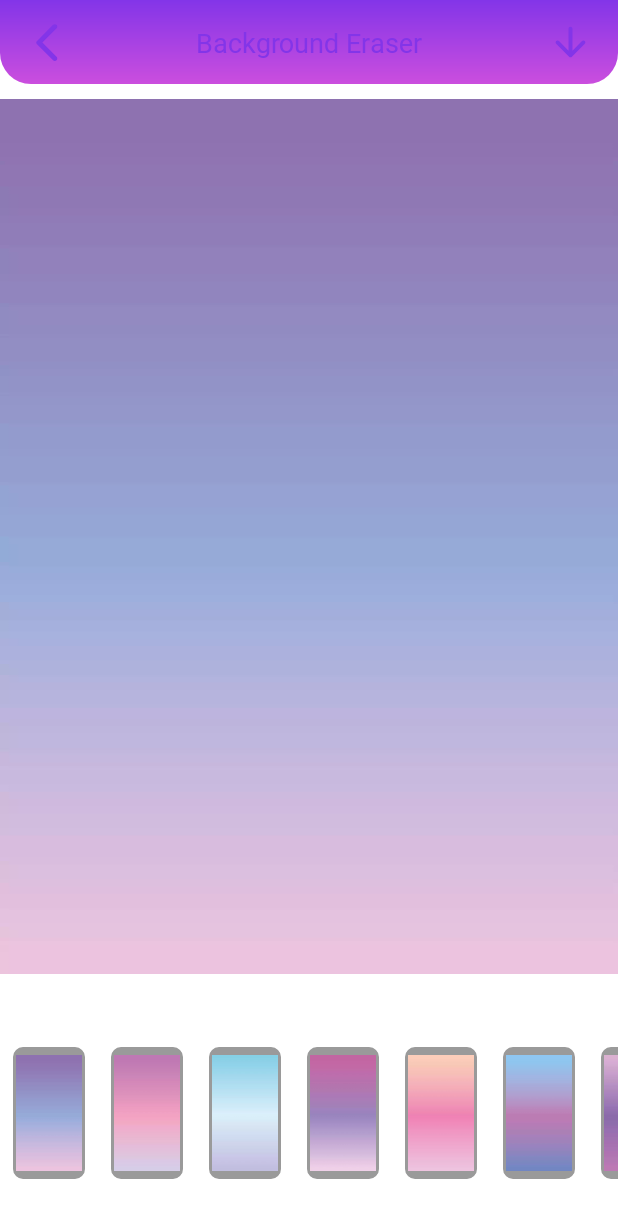
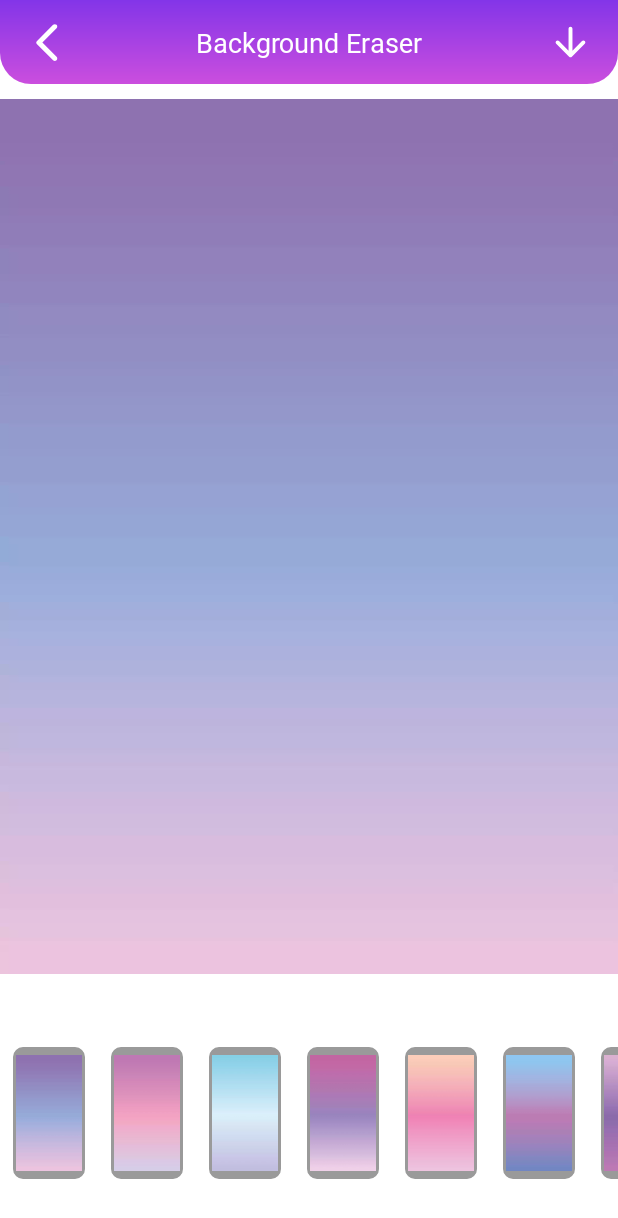
Before and after one commit to kiranmkr/BackgroundEraser, an Android app: the SecondScreen screen opened directly, with no data from a screen before it, on a phone screen of 412 x 824 dp. Shown: the top 1218 px of the screen. Run offline under Robolectric (Android 15) with nearby library versions, the phone set to English and light mode, and no system bars; our stand-ins replace sdp/ssp sizes; libraries missing offline, so code that uses them is left out: androidx.palette.graphics; pictures from the network do not load.

Commit message:
color_change

```diff
--- a/app/src/main/java/com/background/eraserphotoeditor/ui/MainActivity.kt
+++ b/app/src/main/java/com/background/eraserphotoeditor/ui/MainActivity.kt
@@ -1,5 +1,4 @@
 package com.background.eraserphotoeditor.ui
-
 
 import android.app.Activity
 import android.content.Intent
@@ -23,9 +22,7 @@ import pub.devrel.easypermissions.AppSettingsDialog
 import pub.devrel.easypermissions.EasyPermissions
 import java.io.File
 
-
 class MainActivity : AppCompatActivity(), EasyPermissions.PermissionCallbacks {
-
 
     private lateinit var mainBinding: ActivityMainBinding
 
--- a/app/src/main/res/drawable/arrow_back.xml
+++ b/app/src/main/res/drawable/arrow_back.xml
@@ -5,6 +5,6 @@
     android:viewportWidth="24"
     android:viewportHeight="24">
     <path
-        android:fillColor="@color/colorPrimary"
+        android:fillColor="@color/colorAccent"
         android:pathData="M16.62,2.99c-0.49,-0.49 -1.28,-0.49 -1.77,0L6.54,11.3c-0.39,0.39 -0.39,1.02 0,1.41l8.31,8.31c0.49,0.49 1.28,0.49 1.77,0s0.49,-1.28 0,-1.77L9.38,12l7.25,-7.25c0.48,-0.48 0.48,-1.28 -0.01,-1.76z" />
 </vector>
--- a/app/src/main/res/drawable/round_save.xml
+++ b/app/src/main/res/drawable/round_save.xml
@@ -4,6 +4,6 @@
     android:viewportWidth="24"
     android:viewportHeight="24">
     <path
-        android:fillColor="@color/colorPrimary"
+        android:fillColor="@color/colorAccent"
         android:pathData="M11,5v11.17l-4.88,-4.88c-0.39,-0.39 -1.03,-0.39 -1.42,0 -0.39,0.39 -0.39,1.02 0,1.41l6.59,6.59c0.39,0.39 1.02,0.39 1.41,0l6.59,-6.59c0.39,-0.39 0.39,-1.02 0,-1.41 -0.39,-0.39 -1.02,-0.39 -1.41,0L13,16.17V5c0,-0.55 -0.45,-1 -1,-1s-1,0.45 -1,1z" />
 </vector>
--- a/app/src/main/res/layout/activity_second_screen.xml
+++ b/app/src/main/res/layout/activity_second_screen.xml
@@ -33,7 +33,7 @@
             android:layout_gravity="center_horizontal"
             android:fontFamily="@font/poppins_semibold"
             android:text="@string/app_name"
-            android:textColor="@color/colorPrimary"
+            android:textColor="@color/colorAccent"
             android:textSize="@dimen/_14sdp"
             app:layout_constraintBottom_toBottomOf="parent"
             app:layout_constraintLeft_toLeftOf="parent"
```
